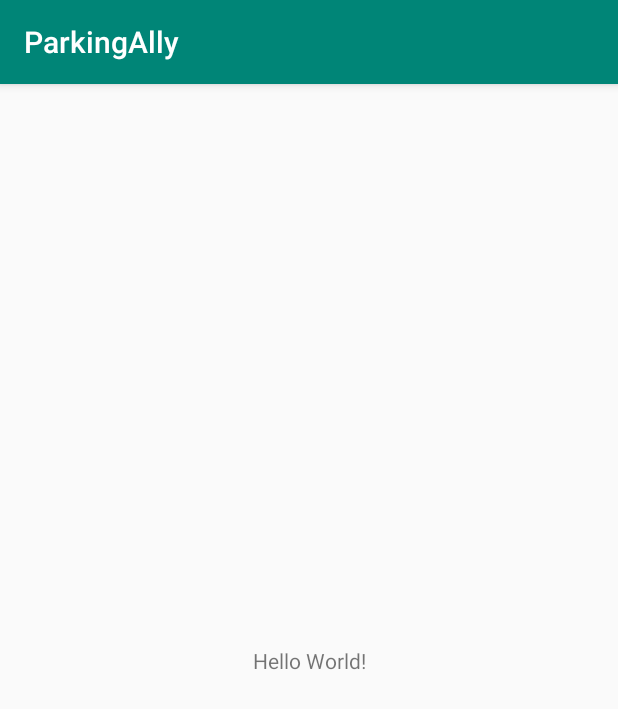
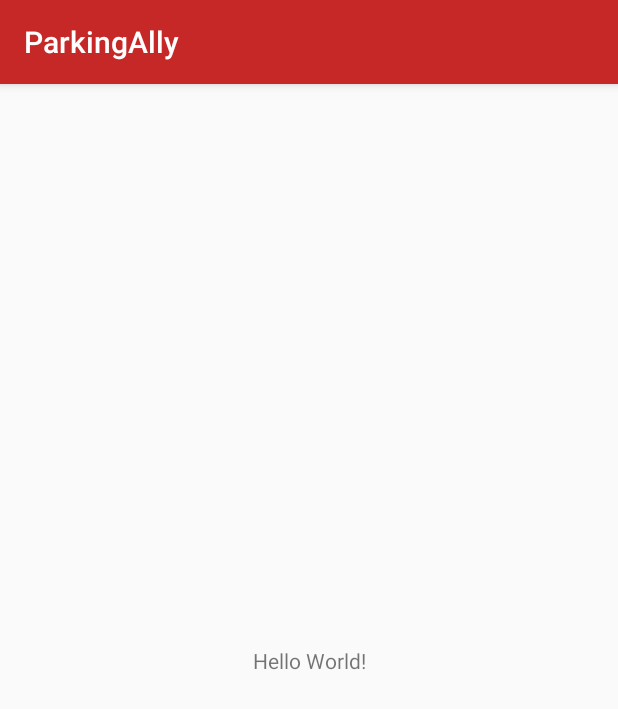
Before and after one commit to mathewgitata/parking-ally, an Android app: the screen it shows after launch (MainActivity), on a phone screen of 412 x 824 dp. Shown: the top 709 px of the screen. Run offline under Robolectric (Android 15) with nearby library versions, the phone set to English and light mode, and no system bars.

Commit message:
Define the universal colors to be used for the application

```diff
--- a/app/src/main/res/values/colors.xml
+++ b/app/src/main/res/values/colors.xml
@@ -1,6 +1,8 @@
 <?xml version="1.0" encoding="utf-8"?>
 <resources>
-    <color name="colorPrimary">#008577</color>
-    <color name="colorPrimaryDark">#00574B</color>
-    <color name="colorAccent">#D81B60</color>
+    <color name="colorPrimary">#c62828</color>
+    <color name="colorPrimaryDark">#9a0007</color>
+    <color name="colorAccent">#D13239</color>
+    <color name="white">#FFFFFFFF</color>
+    <color name="black">#FF000000</color>
 </resources>
```
